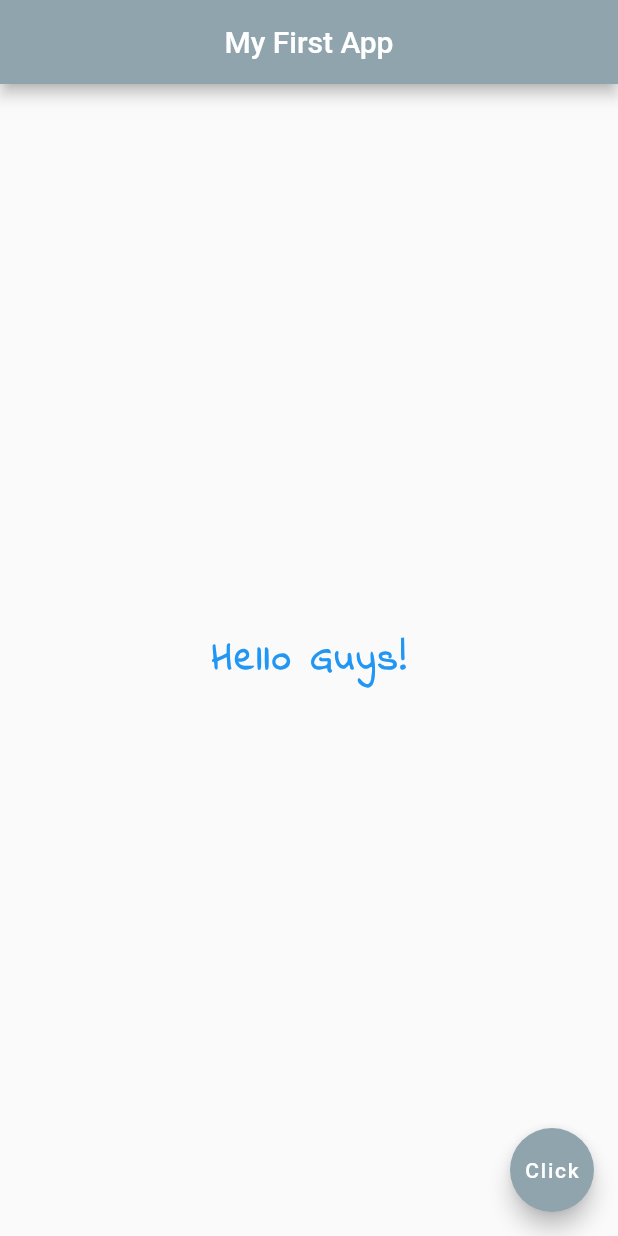
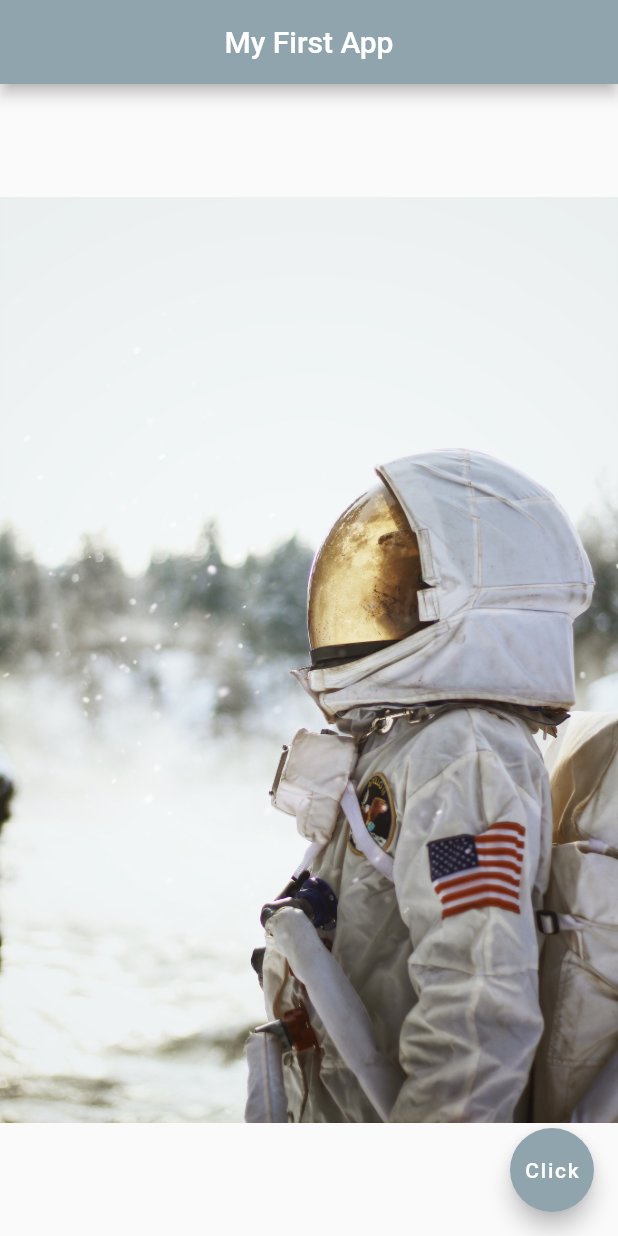
Before and after one commit to mohanhari/Date-And-TIme-App, a Flutter app: the screen it shows after launch, on a phone screen of 412 x 824 dp. Run offline on Flutter 3.47's test engine with Material 2 defaults, Android fonts, the phone set to English and light mode, and no system bars.

Commit message:
Changed the body from text to image

```diff
--- a/lib/main.dart
+++ b/lib/main.dart
@@ -15,18 +15,10 @@ class Home extends StatelessWidget {
         backgroundColor: Colors.blueGrey[300],
       ),
       body: Center(
-        child: Text(
-          'Hello Guys!',
-          style: TextStyle(
-            fontSize: 25.0,
-            fontWeight: FontWeight.bold,
-            letterSpacing: 2.0,
-            color: Colors.blue,
-            fontFamily: 'IndieFlower',
-          ),
-        ),
+        child: Image.asset('assets/space2.jpg')
       ),
       floatingActionButton: FloatingActionButton(
+        onPressed: () {},
         child: Text('Click'),
         backgroundColor: Colors.blueGrey[300],
       ),
```
